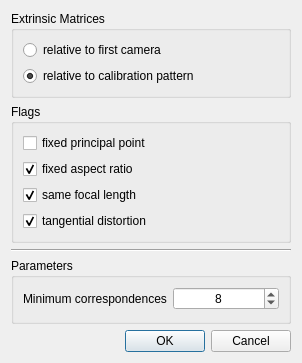
The window that app/ui/OpenCVStereoCalibration.ui (xalpha/iris) describes before a commit, drawn with Qt 5.
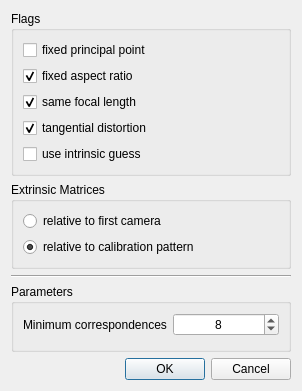
The same window after the commit.

Commit message: - added configuration dialog and selection for the cameras - added option to use a preexisting Intrinsic matrix to the tow opencv calibration Dialogs - The error polot now also shows the current camera and the current pose

Diff of the .ui file:
```diff
--- a/app/ui/OpenCVStereoCalibration.ui
+++ b/app/ui/OpenCVStereoCalibration.ui
@@ -7,7 +7,7 @@
     <x>0</x>
     <y>0</y>
     <width>302</width>
-    <height>363</height>
+    <height>391</height>
    </rect>
   </property>
   <property name="sizePolicy">
@@ -20,32 +20,6 @@
    <string>OpenCV Stereo Calibration Settings</string>
   </property>
   <layout class="QVBoxLayout" name="verticalLayout">
-   <item>
-    <widget class="QGroupBox" name="groupBox_2">
-     <property name="title">
-      <string>Extrinsic Matrices</string>
-     </property>
-     <layout class="QVBoxLayout" name="verticalLayout_3">
-      <item>
-       <widget class="QRadioButton" name="relative_to_cam1">
-        <property name="text">
-         <string>relative to first camera</string>
-        </property>
-       </widget>
-      </item>
-      <item>
-       <widget class="QRadioButton" name="relative_to_pattern">
-        <property name="text">
-         <string>relative to calibration pattern</string>
-        </property>
-        <property name="checked">
-         <bool>true</bool>
-        </property>
-       </widget>
-      </item>
-     </layout>
-    </widget>
-   </item>
    <item>
     <widget class="QGroupBox" name="groupBox">
      <property name="title">
@@ -101,6 +75,44 @@
         </property>
         <property name="text">
          <string>tangential distortion</string>
+        </property>
+        <property name="checked">
+         <bool>true</bool>
+        </property>
+       </widget>
+      </item>
+      <item>
+       <widget class="QCheckBox" name="intrinsic_guess">
+        <property name="toolTip">
+         <string>cameraMatrix contains valid initial values of
+fx, fy, cx, cy that are optimized further.
+</string>
+        </property>
+        <property name="text">
+         <string>use intrinsic guess</string>
+        </property>
+       </widget>
+      </item>
+     </layout>
+    </widget>
+   </item>
+   <item>
+    <widget class="QGroupBox" name="groupBox_2">
+     <property name="title">
+      <string>Extrinsic Matrices</string>
+     </property>
+     <layout class="QVBoxLayout" name="verticalLayout_3">
+      <item>
+       <widget class="QRadioButton" name="relative_to_cam1">
+        <property name="text">
+         <string>relative to first camera</string>
+        </property>
+       </widget>
+      </item>
+      <item>
+       <widget class="QRadioButton" name="relative_to_pattern">
+        <property name="text">
+         <string>relative to calibration pattern</string>
         </property>
         <property name="checked">
          <bool>true</bool>
```
The commit also changes 7 other files.
